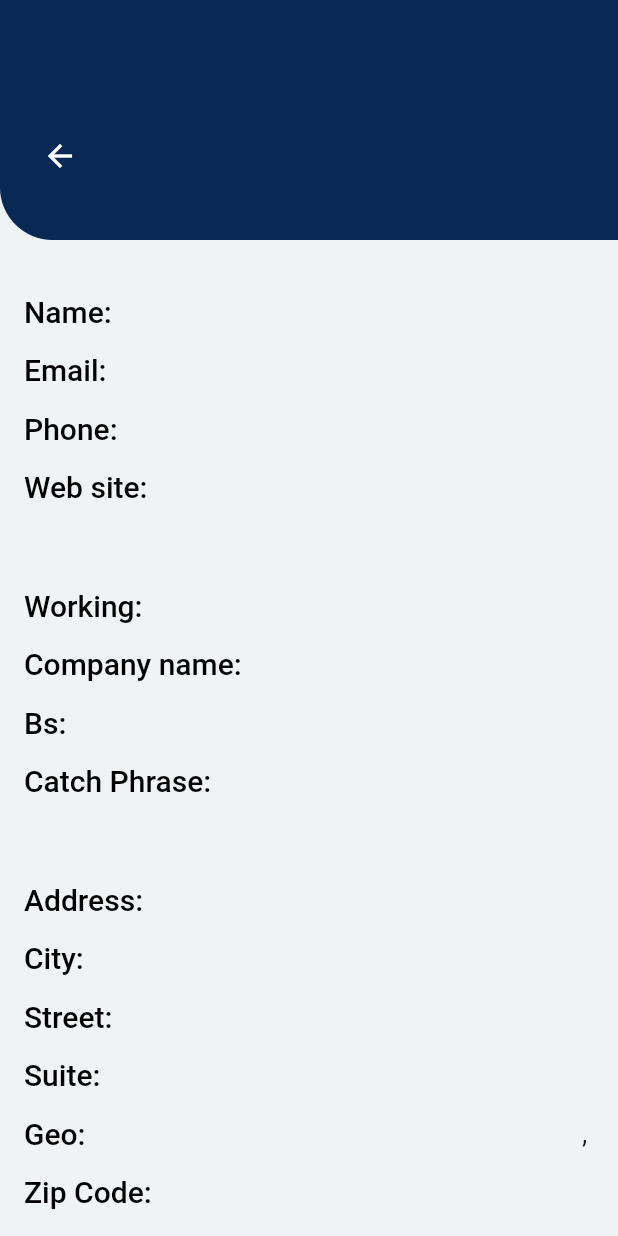
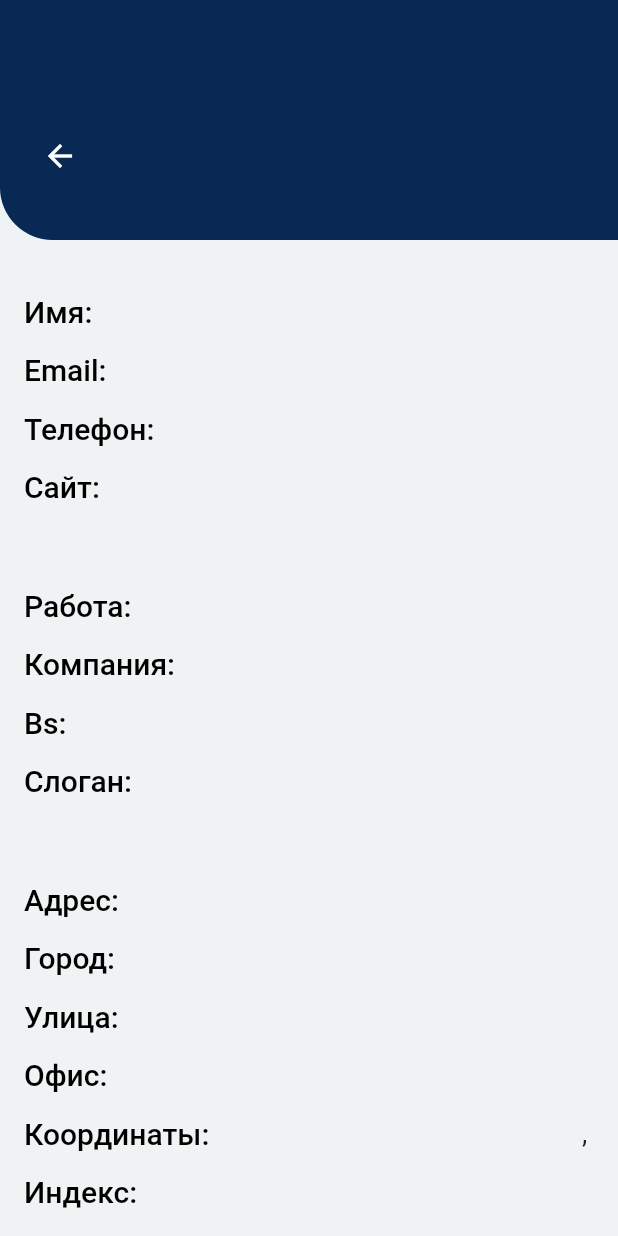
Before and after one commit to AleksandrDeveloper/Eclipse-Test-Project, a Flutter app: the UserDetailsScreen screen opened directly with empty values, on a phone screen of 412 x 824 dp. Run offline on Flutter 3.47's test engine with Material 2 defaults, Android fonts, the phone set to English and light mode, and no system bars; our stand-ins replace bloc, cached_network_image, carousel_slider, equatable, flutter_bloc, hive_flutter and 1 more; accounts and stored records are empty; network calls fail.

Commit message:
commit 3

```diff
--- a/lib/screen/details_user_screen.dart
+++ b/lib/screen/details_user_screen.dart
@@ -62,7 +62,7 @@ class UserDetailsScreenWidget extends StatelessWidget {
                 height: 20.0,
               ),
               DetailsInfo(
-                title: 'Name:',
+                title: 'Имя:',
                 detail: user.name,
               ),
               DetailsInfo(
@@ -70,22 +70,22 @@ class UserDetailsScreenWidget extends StatelessWidget {
                 detail: user.email,
               ),
               DetailsInfo(
-                title: 'Phone:',
+                title: 'Телефон:',
                 detail: user.phone,
               ),
               DetailsInfo(
-                title: 'Web site:',
+                title: 'Сайт:',
                 detail: user.website,
               ),
               const SizedBox(
                 height: 40.0,
               ),
               const DetailsInfo(
-                title: 'Working:',
+                title: 'Работа:',
                 detail: '',
               ),
               DetailsInfo(
-                title: 'Company name:',
+                title: 'Компания:',
                 detail: user.company.name,
               ),
               DetailsInfo(
@@ -99,7 +99,7 @@ class UserDetailsScreenWidget extends StatelessWidget {
                 mainAxisAlignment: MainAxisAlignment.spaceBetween,
                 children: [
                   Text(
-                    'Catch Phrase:',
+                    'Слоган:',
                     style: Theme.of(context).textTheme.headline2!.copyWith(
                           color: const Color(0xff000000),
                         ),
@@ -120,27 +120,27 @@ class UserDetailsScreenWidget extends StatelessWidget {
                 height: 40.0,
               ),
               const DetailsInfo(
-                title: 'Address:',
+                title: 'Адрес:',
                 detail: '',
               ),
               DetailsInfo(
-                title: 'City:',
+                title: 'Город:',
                 detail: user.address.city,
               ),
               DetailsInfo(
-                title: 'Street:',
+                title: 'Улица:',
                 detail: user.address.street,
               ),
               DetailsInfo(
-                title: 'Suite:',
+                title: 'Офис:',
                 detail: user.address.suite,
               ),
               DetailsInfo(
-                title: 'Geo:',
+                title: 'Координаты:',
                 detail: '${user.address.geo.lat}, ${user.address.geo.lng}',
               ),
               DetailsInfo(
-                title: 'Zip Code:',
+                title: 'Индекс:',
                 detail: user.address.zipcode,
               ),
               const SizedBox(
```
